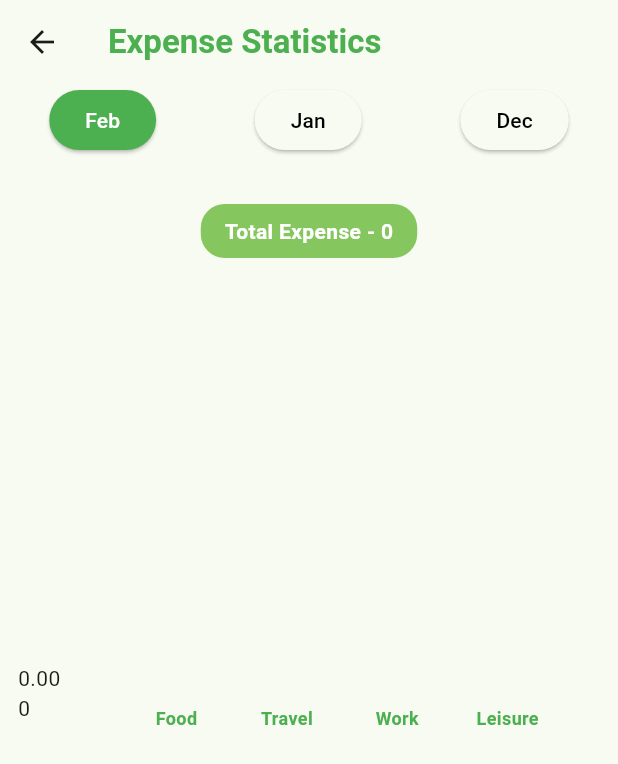
After one commit to developersanjogbanthiya/expense_tracker, a Flutter app: the screen it shows after launch, after a tap on an icon or button, on a phone screen of 412 x 824 dp. The commit adds this screen. Shown: the top 764 px of the screen. Run offline on Flutter 3.47's test engine with Material 3 defaults, Android fonts, the phone set to English and light mode, and no system bars; drawn by our look-alikes of fl_chart; our stand-ins replace calendar_date_picker2, fluentui_system_icons, gap, hive, hive_flutter; accounts and stored records are empty.

Commit message:
implementing statistics

```diff
--- a/lib/providers/expense_provider.dart
+++ b/lib/providers/expense_provider.dart
@@ -1,3 +1,5 @@
+import 'dart:math';
+
 import 'package:expense_trackee/models/expense_model.dart';
 import 'package:flutter/material.dart';
 import 'package:hive_flutter/hive_flutter.dart';
@@ -61,25 +63,41 @@ class ExpenseProvider extends ChangeNotifier {
 
   final expenseBox = Hive.box<ExpenseModel>('expenseModel');
 
+  int _currentMonExp = 0;
+  int get currentMonExp => _currentMonExp;
+  set currentMonExp(int value) {
+    _currentMonExp = value;
+    notifyListeners();
+  }
+
+  void currentMonthExpense() {
+    DateTime now = DateTime.now();
+    DateTime firstDateOfMon = DateTime(now.year, now.month, 1);
+    DateTime lastDateOfMon = DateTime(now.year, now.month + 1, 0);
+
+    List<ExpenseModel> currentMonthExpense =
+        _expensesData.where((expense) => expense.date.isAfter(firstDateOfMon) && expense.date.isBefore(lastDateOfMon)).toList();
+
+    for (var exp in currentMonthExpense) {
+      _currentMonExp += exp.expense;
+    }
+  }
+
   void fetchExpenses() {
     if (expenseBox.values.isNotEmpty) {
       for (var expense in expenseBox.values) {
         _expensesData.add(expense);
       }
     }
+    currentMonthExpense();
     notifyListeners();
   }
-
-  // Initial date - 1 feb
-  // final date - 5 feb
-  // expense date - 3 feb
 
   void filteredExpenses(Map<String, dynamic> filter) {
     if (_datePicked == true || filter['category'].isNotEmpty) {
       _filteredExpensesData.clear();
       // If loop for only category filters
       if (filter['dateRange'] == false && filter['category'].isNotEmpty) {
-        print('only category filters');
         for (var expense in _expensesData) {
           for (var fil in filter['category']) {
             if (fil == expense.categoryModel) {
@@ -90,14 +108,12 @@ class ExpenseProvider extends ChangeNotifier {
       }
       // If loop for only time range
       if (_datePicked == true && filter['category'].isEmpty) {
-        print('only time range');
         _filteredExpensesData =
             _expensesData.where((expense) => expense.date.isAfter(initialDate) && expense.date.isBefore(finalDate)).toList();
       }
 
       // If loop for both time range and category filters
       if (_datePicked == true && filter['category'].isNotEmpty) {
-        print('both time range and category filters');
         List<ExpenseModel> filteredList =
             _expensesData.where((expense) => expense.date.isAfter(initialDate) && expense.date.isBefore(finalDate)).toList();
         for (var expense in filteredList) {
@@ -116,6 +132,7 @@ class ExpenseProvider extends ChangeNotifier {
 
   Future<void> addNewExpense(ExpenseModel expense) async {
     _expensesData.add(expense);
+    currentMonthExpense();
 
     notifyListeners();
     await expenseBox.add(expense);
@@ -123,6 +140,7 @@ class ExpenseProvider extends ChangeNotifier {
 
   Future<void> deleteExpense(ExpenseModel expense) async {
     _expensesData.remove(expense);
+    currentMonthExpense();
     notifyListeners();
 
     await expense.delete();
@@ -131,8 +149,86 @@ class ExpenseProvider extends ChangeNotifier {
   void editExpense(ExpenseModel expenseEdited, int index) async {
     _expensesData.removeAt(index);
     _expensesData.insert(index, expenseEdited);
+    currentMonthExpense();
     notifyListeners();
 
     await expenseEdited.save();
   }
+
+  int _monExp = 0;
+  int get monExp => _monExp;
+  set monExp(int value) {
+    _monExp = value;
+    notifyListeners();
+  }
+
+  final Map<String, int> _categoryExp = {"Food": 0, "Travel": 0, "Work": 0, "Leisure": 0};
+  Map<String, int> get categoryExp => _categoryExp;
+
+  int _foodExp = 0;
+  int get foodExp => _foodExp;
+  set foodExp(int value) {
+    _foodExp = value;
+    notifyListeners();
+  }
+
+  int _travelExp = 0;
+  int get travelExp => _travelExp;
+  set travelExp(int value) {
+    _travelExp = value;
+    notifyListeners();
+  }
+
+  int _workExp = 0;
+  int get workExp => _workExp;
+  set workExp(int value) {
+    _workExp = value;
+    notifyListeners();
+  }
+
+  int _leisureExp = 0;
+  int get leisureExp => _leisureExp;
+  set leisureExp(int value) {
+    _leisureExp = value;
+    notifyListeners();
+  }
+
+  void calculateExp(int currMonth) {
+    // Resetting all the values to 0
+    _monExp = 0;
+    _foodExp = 0;
+    _travelExp = 0;
+    _workExp = 0;
+    _leisureExp = 0;
+
+    DateTime now = DateTime.now();
+    DateTime firstDateOfMon = DateTime(now.year, now.month - currMonth, 1);
+    DateTime lastDateOfMon = DateTime(now.year, now.month + 1 - currMonth, 0);
+
+    List<ExpenseModel> currentMonthExpense =
+        _expensesData.where((expense) => expense.date.isAfter(firstDateOfMon) && expense.date.isBefore(lastDateOfMon)).toList();
+
+    for (var exp in currentMonthExpense) {
+      _monExp += exp.expense;
+    }
+
+    for (var eachExpense in currentMonthExpense) {
+      if (eachExpense.categoryModel == 'Food') {
+        _foodExp += eachExpense.expense;
+      }
+      if (eachExpense.categoryModel == 'Travel') {
+        _travelExp += eachExpense.expense;
+      }
+      if (eachExpense.categoryModel == 'Work') {
+        _workExp += eachExpense.expense;
+      }
+      if (eachExpense.categoryModel == 'Leisure') {
+        _leisureExp += eachExpense.expense;
+      }
+    }
+    _categoryExp['Food'] = _foodExp;
+    _categoryExp['Travel'] = _travelExp;
+    _categoryExp['Work'] = _workExp;
+    _categoryExp['Leisure'] = _leisureExp;
+  }
 }
--- a/lib/screens/filter_screen.dart
+++ b/lib/screens/filter_screen.dart
@@ -53,7 +53,12 @@ class FilterScreen extends StatelessWidget {
           'Filters',
           style: TextStyle(fontWeight: FontWeight.bold),
         ),
-        actions: [TextButton(onPressed: clearFilters, child: Text('Clear Filters'))],
+        actions: [
+          TextButton(
+            onPressed: clearFilters,
+            child: Text('Clear Filters'),
+          ),
+        ],
       ),
       body: Padding(
         padding: const EdgeInsets.all(12.0),
--- a/lib/screens/front_screen.dart
+++ b/lib/screens/front_screen.dart
@@ -1,8 +1,12 @@
 import 'package:expense_trackee/providers/expense_provider.dart';
 import 'package:expense_trackee/screens/filter_screen.dart';
 import 'package:expense_trackee/screens/new_expense.dart';
+import 'package:expense_trackee/screens/stat_screen.dart';
 import 'package:expense_trackee/widgets/each_expense.dart';
+import 'package:fluentui_system_icons/fluentui_system_icons.dart';
+import 'package:flutter/cupertino.dart';
 import 'package:flutter/material.dart';
+import 'package:intl/intl.dart';
 import 'package:provider/provider.dart';
 
 class FrontScreen extends StatelessWidget {
@@ -19,6 +23,19 @@ class FrontScreen extends StatelessWidget {
         ),
         centerTitle: false,
         actions: [
+          // Stat Screen
+          IconButton(
+            onPressed: () {
+              Navigator.push(
+                context,
+                CupertinoPageRoute(
+                  builder: (builder) => StatScreen(),
+                ),
+              );
+            },
+            icon: Icon(FluentIcons.chart_multiple_16_filled),
+          ),
+          // Filter Screen
           IconButton(
             onPressed: () {
               showModalBottomSheet(
@@ -33,9 +50,15 @@ class FrontScreen extends StatelessWidget {
             },
             icon: Consumer<ExpenseProvider>(
               builder: (context, value, child) {
+                if (!expenseProvider.isFilter) {
+                  return Icon(
+                    Icons.filter_alt_outlined,
+                    color: Colors.black,
+                  );
+                }
                 return Icon(
-                  Icons.filter_alt_outlined,
-                  color: expenseProvider.isFilter ? Colors.green : Colors.black,
+                  Icons.filter_alt,
+                  color: Colors.green,
                 );
               },
             ),
@@ -59,11 +82,39 @@ class FrontScreen extends StatelessWidget {
       ),
       body: Consumer<ExpenseProvider>(builder: (context, expense, child) {
         if (expense.isFilter == false) {
-          return ListView.builder(
-            itemCount: expense.expensesData.length,
-            itemBuilder: (contect, index) {
-              return EachExpense(expenseData: expense.expensesData[index]);
-            },
+          String currentMonth = DateFormat('MMM').format(DateTime(DateTime.now().year, DateTime.now().month));
+          return Column(
+            children: [
+              InkWell(
+                onTap: () {
+                  Navigator.push(
+                    context,
+                    CupertinoPageRoute(
+                      builder: (builder) => StatScreen(),
+                    ),
+                  );
+                },
+                child: Container(
+                  padding: EdgeInsets.symmetric(horizontal: 16, vertical: 8),
+                  decoration: BoxDecoration(
+                    borderRadius: BorderRadius.circular(16),
+                    color: const Color.fromARGB(255, 67, 81, 59),
+                  ),
+                  child: Text(
+                    '$currentMonth Total Expense: Rs.${expense.currentMonExp}',
+                    style: TextStyle(color: Colors.white, fontWeight: FontWeight.bold),
+                  ),
+                ),
+              ),
+              Expanded(
+                child: ListView.builder(
+                  itemCount: expense.expensesData.length,
+                  itemBuilder: (contect, index) {
+                    return EachExpense(expenseData: expense.expensesData[index]);
+                  },
+                ),
+              )
+            ],
           );
         } else {
           return ListView.builder(
--- /dev/null
+++ b/lib/screens/stat_screen.dart
@@ -0,0 +1,84 @@
+import 'package:expense_trackee/widgets/stat_widget.dart';
+import 'package:flutter/material.dart';
+import 'package:gap/gap.dart';
+import 'package:intl/intl.dart';
+
+class StatScreen extends StatelessWidget {
+  StatScreen({super.key});
+
+  DateTime now = DateTime.now();
+  ValueNotifier<int> activeMonth = ValueNotifier<int>(0);
+
+  @override
+  Widget build(BuildContext context) {
+    return Scaffold(
+      appBar: AppBar(
+        title: Text(
+          'Expense Statistics',
+          style: TextStyle(fontWeight: FontWeight.bold, color: Colors.green),
+        ),
+        centerTitle: false,
+      ),
+      body: ValueListenableBuilder(
+        valueListenable: activeMonth,
+        builder: (context, value, child) {
+          return Column(
+            children: [
+              Row(
+                mainAxisAlignment: MainAxisAlignment.spaceAround,
+                children: [
+                  // Current Month
+                  ElevatedButton(
+                    onPressed: () {
+                      activeMonth.value = 0;
+                    },
+                    style: ElevatedButton.styleFrom(
+                        foregroundColor: activeMonth.value == 0 ? Colors.white : Colors.black,
+                        backgroundColor: activeMonth.value == 0 ? Colors.green : Theme.of(context).canvasColor),
+                    child: Text(
+                      DateFormat('MMM').format(
+                        DateTime(now.year, now.month),
+                      ),
+                    ),
+                  ),
+                  // Last Month
+                  ElevatedButton(
+                    onPressed: () {
+                      activeMonth.value = 1;
+                    },
+                    style: ElevatedButton.styleFrom(
+                        foregroundColor: activeMonth.value == 1 ? Colors.white : Colors.black,
+                        backgroundColor: activeMonth.value == 1 ? Colors.green : Theme.of(context).canvasColor),
+                    child: Text(
+                      DateFormat('MMM').format(
+                        DateTime(now.year, now.month - 1),
+                      ),
+                    ),
+                  ),
+                  // Last to last month
+                  ElevatedButton(
+                    onPressed: () {
+                      activeMonth.value = 2;
+                    },
+                    style: ElevatedButton.styleFrom(
+                        foregroundColor: activeMonth.value == 2 ? Colors.white : Colors.black,
+                        backgroundColor: activeMonth.value == 2 ? Colors.green : Theme.of(context).canvasColor),
+                    child: Text(
+                      DateFormat('MMM').format(
+                        DateTime(now.year, now.month - 2),
+                      ),
+                    ),
+                  ),
+                ],
+              ),
+
+              Gap(32),
+              // Chart Widget for the selected month
+              StatWidget(activeMonth: activeMonth.value),
+            ],
+          );
+        },
+      ),
+    );
+  }
+}
--- /dev/null
+++ b/lib/widgets/bar_graph/bar_data.dart
@@ -0,0 +1,23 @@
+import 'package:expense_trackee/widgets/bar_graph/individual_bar.dart';
+
+class BarData {
+  final int food;
+  final int travel;
+  final int work;
+  final int leisure;
+
+  BarData({required this.leisure, required this.food, required this.travel, required this.work});
+
+  // Declared barData
+  List<IndividualBar> barData = [];
+
+  void initializeBarData() {
+    // Initialized barData
+    barData = [
+      IndividualBar(x: 0, y: food),
+      IndividualBar(x: 1, y: travel),
+      IndividualBar(x: 2, y: work),
+      IndividualBar(x: 3, y: leisure),
+    ];
+  }
+}
--- /dev/null
+++ b/lib/widgets/bar_graph/bar_graph.dart
@@ -0,0 +1,99 @@
+import 'package:expense_trackee/widgets/bar_graph/bar_data.dart';
+import 'package:fl_chart/fl_chart.dart';
+import 'package:flutter/material.dart';
+
+class ExpBarGraph extends StatelessWidget {
+  const ExpBarGraph({super.key, required this.categoryExp});
+  final Map<String, int> categoryExp;
+
+  @override
+  Widget build(BuildContext context) {
+    BarData myBarData = BarData(
+        leisure: categoryExp['Leisure']!, food: categoryExp['Food']!, travel: categoryExp['Travel']!, work: categoryExp['Work']!);
+
+    myBarData.initializeBarData();
+
+    return BarChart(
+      BarChartData(
+        minY: 0,
+        //  maxY: 10000,
+        gridData: FlGridData(show: false),
+        borderData: FlBorderData(show: false),
+        titlesData: FlTitlesData(
+          show: true,
+          topTitles: AxisTitles(
+            sideTitles: SideTitles(showTitles: false),
+          ),
+          rightTitles: AxisTitles(
+            sideTitles: SideTitles(showTitles: false),
+          ),
+          bottomTitles: AxisTitles(
+            sideTitles: SideTitles(
+              showTitles: true,
+              getTitlesWidget: getBottomTitles,
+            ),
+          ),
+        ),
+        barGroups: myBarData.barData
+            .map(
+              (data) => BarChartGroupData(
+                x: data.x,
+                barRods: [
+                  BarChartRodData(
+                    toY: double.parse(
+                      data.y.toString(),
+                    ),
+                    color: const Color.fromARGB(255, 94, 169, 96),
+                    width: 24,
+                    borderRadius: BorderRadius.circular(2),
+                  ),
+                ],
+              ),
+            )
+            .toList(),
+      ),
+    );
+  }
+}
+
+Widget getBottomTitles(double value, TitleMeta meta) {
+  const style = TextStyle(
+    color: Colors.green,
+    fontWeight: FontWeight.bold,
+    fontSize: 12,
+  );
+
+  Widget text;
+  switch (value) {
+    case 0:
+      text = Text(
+        'Food',
+        style: style,
+      );
+      break;
+    case 1:
+      text = Text(
+        'Travel',
+        style: style,
+      );
+      break;
+    case 2:
+      text = Text(
+        'Work',
+        style: style,
+      );
+      break;
+    case 3:
+      text = Text(
+        'Leisure',
+        style: style,
+      );
+      break;
+    default:
+      text = Text(
+        '',
+        style: style,
+      );
+  }
+  return SideTitleWidget(meta: meta, child: text);
+}
--- /dev/null
+++ b/lib/widgets/bar_graph/individual_bar.dart
@@ -0,0 +1,6 @@
+class IndividualBar {
+  final int x;
+  final int y;
+
+  IndividualBar({required this.x, required this.y});
+}
--- /dev/null
+++ b/lib/widgets/stat_widget.dart
@@ -0,0 +1,53 @@
+import 'package:expense_trackee/providers/expense_provider.dart';
+import 'package:expense_trackee/widgets/bar_graph/bar_graph.dart';
+import 'package:flutter/material.dart';
+import 'package:provider/provider.dart';
+
+class StatWidget extends StatefulWidget {
+  const StatWidget({super.key, required this.activeMonth});
+
+  final int activeMonth;
+
+  @override
+  State<StatWidget> createState() => _StatWidgetState();
+}
+
+class _StatWidgetState extends State<StatWidget> {
+  @override
+  Widget build(BuildContext context) {
+    final expenseProvider = Provider.of<ExpenseProvider>(context, listen: false);
+    return Builder(
+      builder: (builder) {
+        expenseProvider.calculateExp(widget.activeMonth);
+        return Consumer<ExpenseProvider>(
+          builder: (context, value, child) {
+            return Column(
+              children: [
+                // Text for total expense
+                Container(
+                  padding: EdgeInsets.symmetric(horizontal: 16, vertical: 8),
+                  decoration: BoxDecoration(
+                    borderRadius: BorderRadius.circular(16),
+                    color: const Color.fromARGB(155, 60, 164, 0),
+                  ),
+                  child: Text(
+                    'Total Expense - ${expenseProvider.monExp}',
+                    style: TextStyle(color: Colors.white, fontWeight: FontWeight.bold),
+                  ),
+                ),
+                // Chart for all the categories
+                Container(
+                  height: 300,
+                  margin: EdgeInsets.all(12),
+                  child: ExpBarGraph(
+                    categoryExp: expenseProvider.categoryExp,
+                  ),
+                )
+              ],
+            );
+          },
+        );
+      },
+    );
+  }
+}
--- a/pubspec.yaml
+++ b/pubspec.yaml
@@ -41,6 +41,7 @@ dependencies:
   intl: ^0.20.2
   calendar_date_picker2: ^1.1.8
   fluentui_system_icons: ^1.1.273
+  fl_chart: ^0.70.2
 
 dev_dependencies:
   flutter_test:
```
Also changed, not shown: pubspec.lock.
